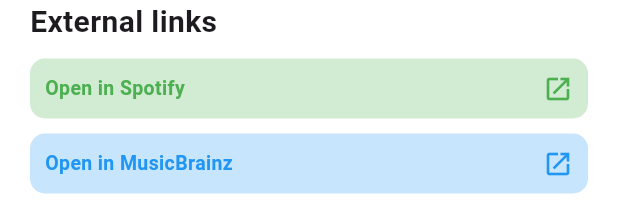
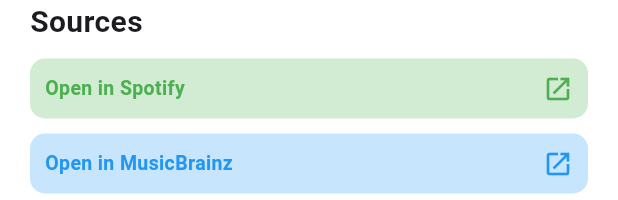
Before and after one commit to yuxnzs/Artist-Profile, a Flutter app: the ExternalLinksSection widget shown alone on an empty page, opened directly with empty values, on a phone screen of 412 x 824 dp. Shown: the top 200 px of the screen. Run offline on Flutter 3.47's test engine with Material 3 defaults, Android fonts, the phone set to English and light mode, and no system bars; our stand-ins replace cached_network_image, flutter_dotenv, persistent_bottom_nav_bar_v2, sqflite; missing offline and left inert: country_flags; accounts and stored records are empty; network calls fail; statements that could not run were skipped.

Commit message:
Update ExternalLinksSection title from `External links` to `Sources`

```diff
--- a/lib/components/artist_bio_page/external_links_section.dart
+++ b/lib/components/artist_bio_page/external_links_section.dart
@@ -28,7 +28,7 @@ class ExternalLinksSection extends StatelessWidget {
         crossAxisAlignment: CrossAxisAlignment.start,
         children: [
           const Text(
-            'External links',
+            'Sources',
             style: TextStyle(
               fontSize: 20,
               fontWeight: FontWeight.bold,
```
